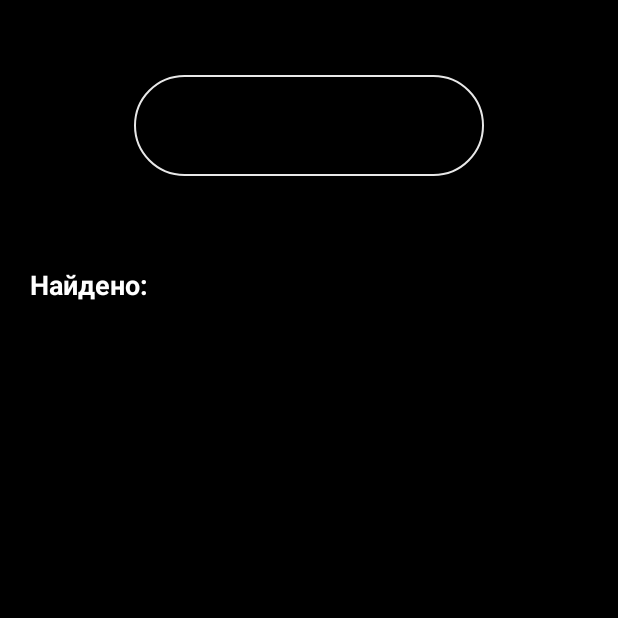
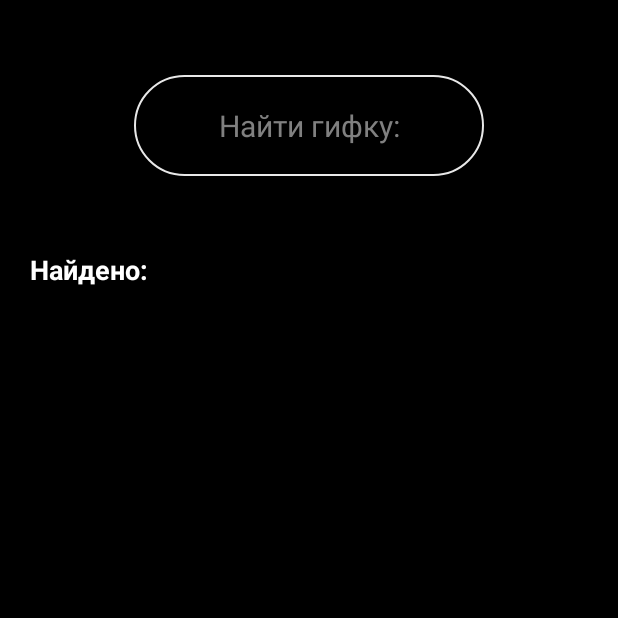
Before and after one commit to BadLog1n/GiphyVK, an Android app: the screen it shows after launch (MainActivity), on a phone screen of 412 x 824 dp, the top half of it. Run offline under Robolectric (Android 15) with nearby library versions, the phone set to English and light mode, and no system bars; pictures from the network do not load.

Commit message:
Поправлены отступы

```diff
--- a/app/src/main/res/layout/fragment_search.xml
+++ b/app/src/main/res/layout/fragment_search.xml
@@ -26,12 +26,11 @@
             android:autofillHints="false"
             android:layout_gravity="center"
             android:hint="Найти гифку:"
+            android:textColorHint="#808080 "
             android:layout_marginTop="50dp"
             android:layout_marginBottom="50dp"
             android:inputType="text"
             android:padding="20dp"
-            android:paddingStart="15dp"
-            android:paddingEnd="30dp"
             android:singleLine="true"
             android:textColor="@color/white"
             android:textSize="20sp" />
@@ -41,13 +40,13 @@
             android:layout_width="match_parent"
             android:layout_height="wrap_content"
             android:layout_marginStart="20dp"
+            android:layout_marginEnd="20dp"
             android:orientation="vertical">
 
             <TextView
                 android:id="@+id/foundtv"
                 android:layout_width="match_parent"
                 android:layout_height="wrap_content"
-                android:layout_marginTop="10dp"
                 android:text="Найдено:"
                 android:textColor="#ffffff"
                 android:textSize="18sp"
@@ -66,7 +65,7 @@
                 android:layout_width="wrap_content"
                 android:layout_height="wrap_content"
                 android:layout_marginTop="10dp"
-                android:layout_marginEnd="10dp"
+                android:layout_gravity="center"
                 android:orientation="horizontal"
                 tools:listitem="@layout/img_item" />
         </LinearLayout>
```
Also changed, not shown: app/src/main/res/layout/img_item.xml (+5 -4 lines).
